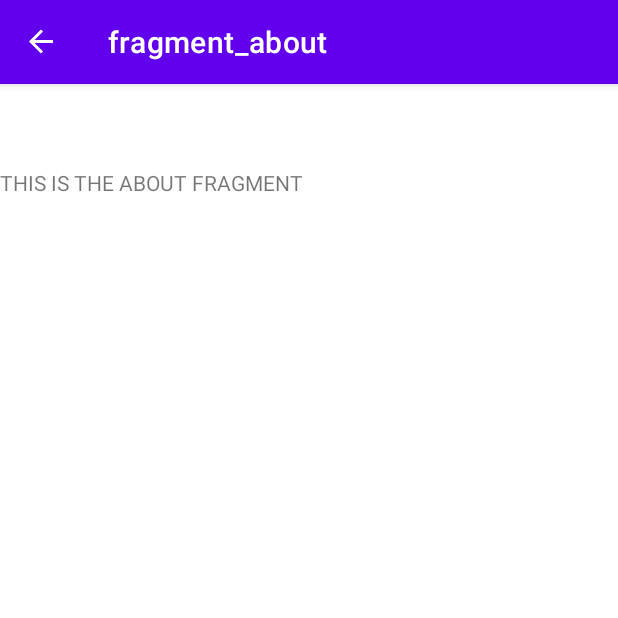
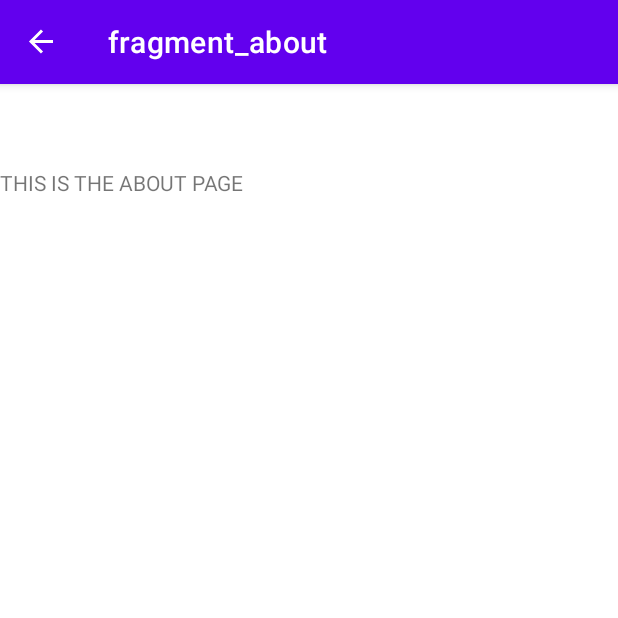
Before and after one commit to imoulas/sample-android-kotlin-expense-app, an Android app: the AboutFragment screen opened through its navigation route, on a phone screen of 412 x 824 dp, the top half of it. Run offline under Robolectric (Android 15) with nearby library versions, the phone set to English and light mode, and no system bars; our stand-ins replace navigation-ui.

Commit message:
Commit about change

```diff
--- a/app/src/main/res/layout/fragment_about.xml
+++ b/app/src/main/res/layout/fragment_about.xml
@@ -9,6 +9,6 @@
     <TextView
         android:layout_width="match_parent"
         android:layout_height="match_parent"
-        android:text="THIS IS THE ABOUT FRAGMENT" />
+        android:text="THIS IS THE ABOUT PAGE" />
 
 </FrameLayout>
```
